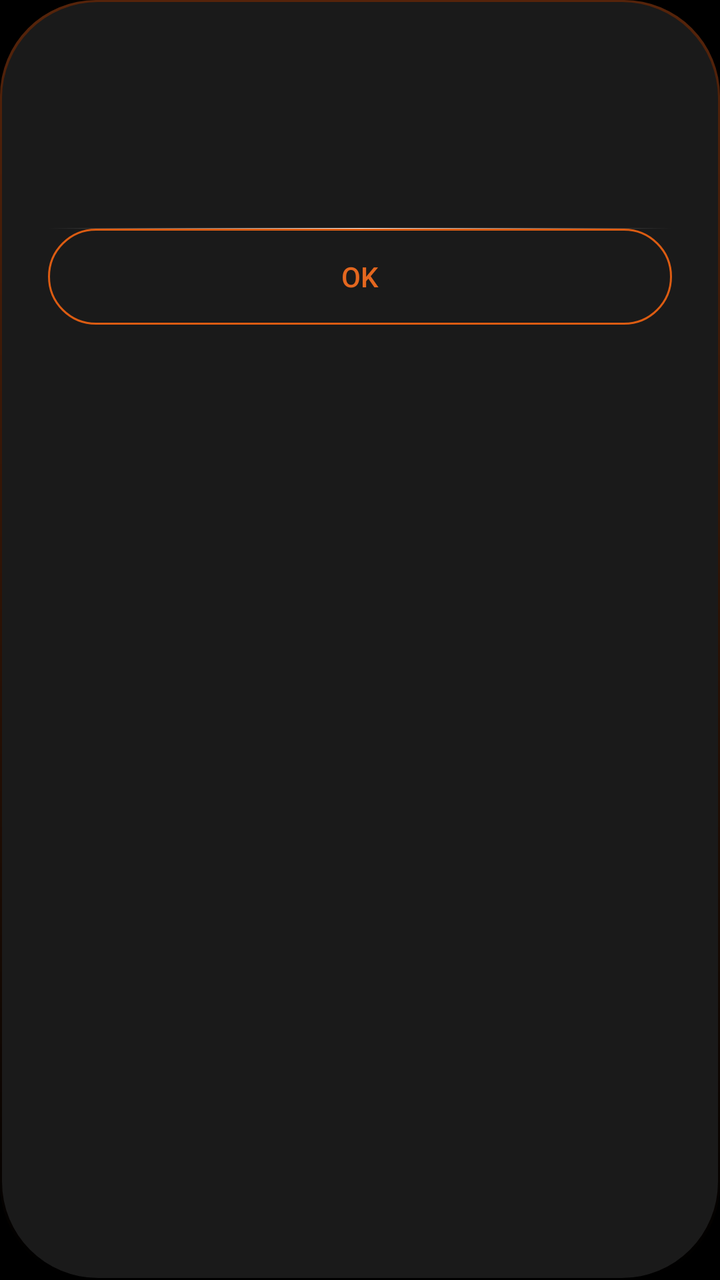
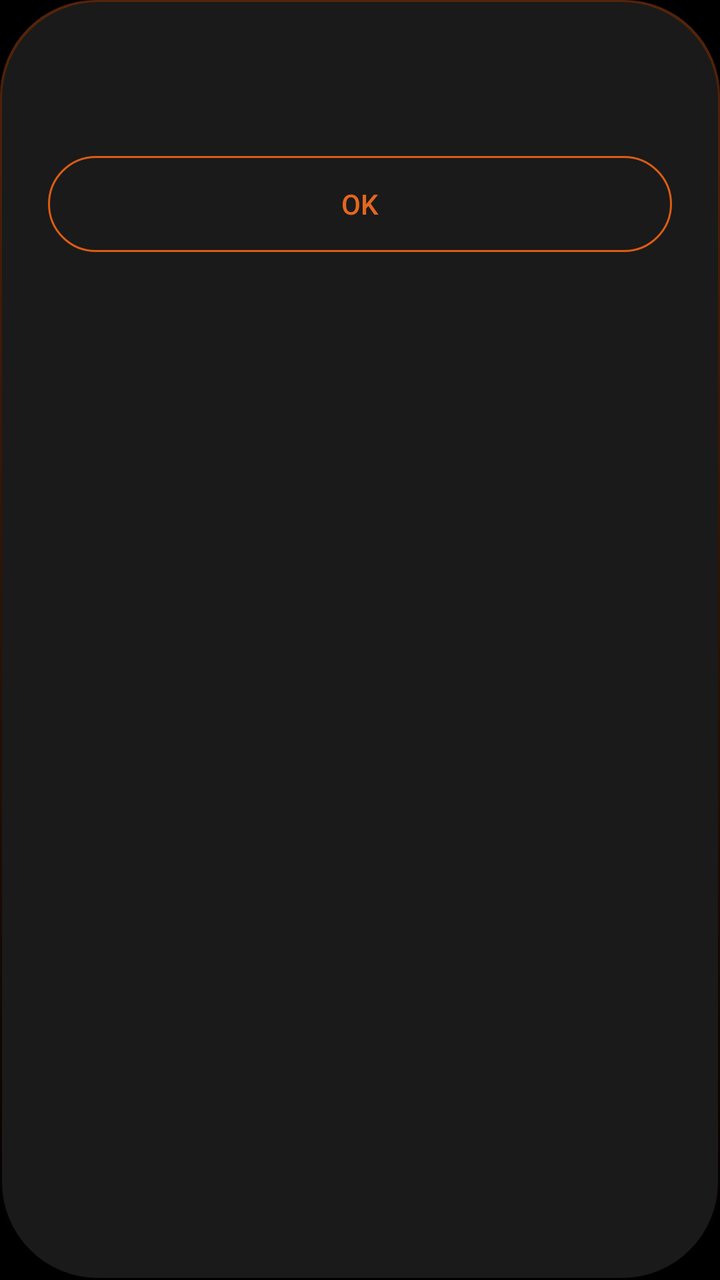

An Android layout rendered at two revisions. The XML below is the earlier revision; the diff shows what the commit changed to produce the second picture.
<!-- AndroidManifest.xml: application theme MainTheme -->
<!-- res/layout/dialog_information.xml -->
<?xml version="1.0" encoding="utf-8"?>
<LinearLayout xmlns:android="http://schemas.android.com/apk/res/android"
    android:layout_width="@dimen/dialog_width"
    android:layout_height="wrap_content"
    android:layout_centerInParent="true"
    android:background="@drawable/dialog_background"
    android:elevation="@dimen/margin"
    android:orientation="vertical"
    android:paddingHorizontal="@dimen/margin_4"
    android:paddingVertical="@dimen/margin_3">

    <TextView
        android:id="@+id/textTitle"
        android:layout_width="wrap_content"
        android:layout_height="wrap_content"
        android:textColor="@color/white"
        android:textSize="24sp" />

    <TextView
        android:id="@+id/textDescription"
        android:layout_width="wrap_content"
        android:layout_height="wrap_content"
        android:layout_marginTop="@dimen/margin"
        android:gravity="center"
        android:textColor="@color/gray"
        android:textSize="16sp" />

    <View
        android:layout_width="match_parent"
        android:layout_marginTop="@dimen/margin_6"
        android:layout_height="1px"
        android:background="@drawable/line_gradient" />

    <Button
        android:id="@+id/button"
        android:layout_width="match_parent"
        android:layout_height="wrap_content"
        android:background="@drawable/button_negative"
        android:text="@android:string/ok"
        android:textColor="@color/accent" />
</LinearLayout>
<!-- resources referenced by this layout -->
<resources>
  <color name="accent">#E4671F</color>
  <color name="gray">#888888</color>
  <color name="white">@android:color/white</color>
  <dimen name="dialog_width">360dp</dimen>
  <dimen name="margin">8dp</dimen>
  <dimen name="margin_3">16dp</dimen>
  <dimen name="margin_4">24dp</dimen>
  <dimen name="margin_6">36dp</dimen>
  <!-- drawable button_negative (drawable) -->
  <?xml version="1.0" encoding="utf-8"?>
  <selector xmlns:android="http://schemas.android.com/apk/res/android">
      <item>
          <ripple android:color="@color/accent">
              <item android:id="@android:id/mask">
                  <shape android:shape="rectangle">
                      <solid android:color="@color/accent" />
                      <corners android:radius="@dimen/margin_4" />
                  </shape>
              </item>
              <item>
                  <shape android:shape="rectangle">
                      <corners android:radius="@dimen/margin_4" />
                      <stroke android:width="1dp" android:color="@color/button_border" />
                  </shape>
              </item>
          </ripple>
      </item>
  </selector>
  <!-- drawable dialog_background (drawable) -->
  <?xml version="1.0" encoding="utf-8"?>
  <layer-list xmlns:android="http://schemas.android.com/apk/res/android">
      <item>
          <shape android:shape="rectangle">
              <corners android:radius="48dp" />
              <gradient
                  android:startColor="@color/dialog_border"
                  android:endColor="@android:color/transparent"
                  android:angle="270"
                  android:type="linear" />
          </shape>
      </item>
      <item
          android:top="1dp"
          android:bottom="1dp"
          android:left="1dp"
          android:right="1dp">
          <shape android:shape="rectangle">
              <corners android:radius="48dp" />
              <solid android:color="#1A1A1A" />
          </shape>
      </item>
  </layer-list>
  <!-- drawable line_gradient (drawable) -->
  <?xml version="1.0" encoding="utf-8"?>
  <selector xmlns:android="http://schemas.android.com/apk/res/android">
      <item>
          <shape android:shape="rectangle">
              <gradient
                  android:startColor="@android:color/transparent"
                  android:centerColor="@color/white"
                  android:endColor="@android:color/transparent"
                  android:angle="180"/>
          </shape>
      </item>
  </selector>
  <style name="MainTheme" parent="@android:style/Theme.DeviceDefault.Light.NoActionBar">
          <item name="android:windowLightStatusBar">false</item>
          <item name="android:statusBarColor">@android:color/black</item>
          <item name="android:windowBackground">@android:color/black</item>
          <item name="android:windowNoTitle">true</item>
          <item name="android:windowActionBar">false</item>
  
          <item name="android:colorSecondary">@color/accent</item>
          <item name="android:colorControlHighlight">@color/accent</item>
          <item name="android:colorControlActivated">@color/accent</item>
          <item name="android:colorActivatedHighlight">@color/accent</item>
          <item name="android:colorPrimary">@color/accent</item>
          <item name="android:colorControlNormal">@color/accent</item>
          <item name="android:colorAccent">@color/accent</item>
      </style>
  <color name="button_border">#DC5C12</color>
  <color name="dialog_border">#64D95A1A</color>
</resources>

<!-- the commit's change to res/layout/dialog_information.xml (unified diff, before → after) -->
@@ -25,16 +25,10 @@
         android:textColor="@color/gray"
         android:textSize="16sp" />
 
-    <View
-        android:layout_width="match_parent"
-        android:layout_marginTop="@dimen/margin_6"
-        android:layout_height="1px"
-        android:background="@drawable/line_gradient" />
-
     <Button
         android:id="@+id/button"
         android:layout_width="match_parent"
-        android:layout_height="wrap_content"
+        android:layout_height="@dimen/button"
         android:background="@drawable/button_negative"
         android:text="@android:string/ok"
         android:textColor="@color/accent" />
<!-- resource entries referenced after the edit -->
@@ -3,11 +3,11 @@
   <color name="accent">#E4671F</color>
   <color name="gray">#888888</color>
   <color name="white">@android:color/white</color>
+  <dimen name="button">48dp</dimen>
   <dimen name="dialog_width">360dp</dimen>
   <dimen name="margin">8dp</dimen>
   <dimen name="margin_3">16dp</dimen>
   <dimen name="margin_4">24dp</dimen>
-  <dimen name="margin_6">36dp</dimen>
   <!-- drawable button_negative (drawable) -->
   <?xml version="1.0" encoding="utf-8"?>
   <selector xmlns:android="http://schemas.android.com/apk/res/android">
@@ -52,19 +52,6 @@
           </shape>
       </item>
   </layer-list>
-  <!-- drawable line_gradient (drawable) -->
-  <?xml version="1.0" encoding="utf-8"?>
-  <selector xmlns:android="http://schemas.android.com/apk/res/android">
-      <item>
-          <shape android:shape="rectangle">
-              <gradient
-                  android:startColor="@android:color/transparent"
-                  android:centerColor="@color/white"
-                  android:endColor="@android:color/transparent"
-                  android:angle="180"/>
-          </shape>
-      </item>
-  </selector>
   <style name="MainTheme" parent="@android:style/Theme.DeviceDefault.Light.NoActionBar">
           <item name="android:windowLightStatusBar">false</item>
           <item name="android:statusBarColor">@android:color/black</item>
